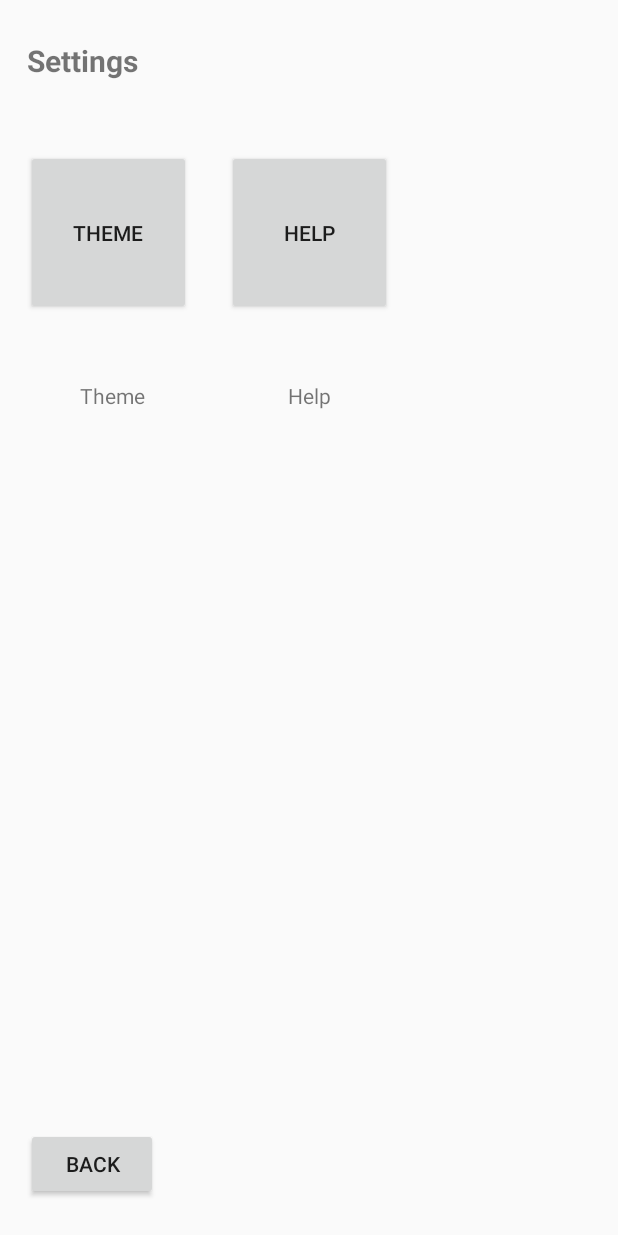
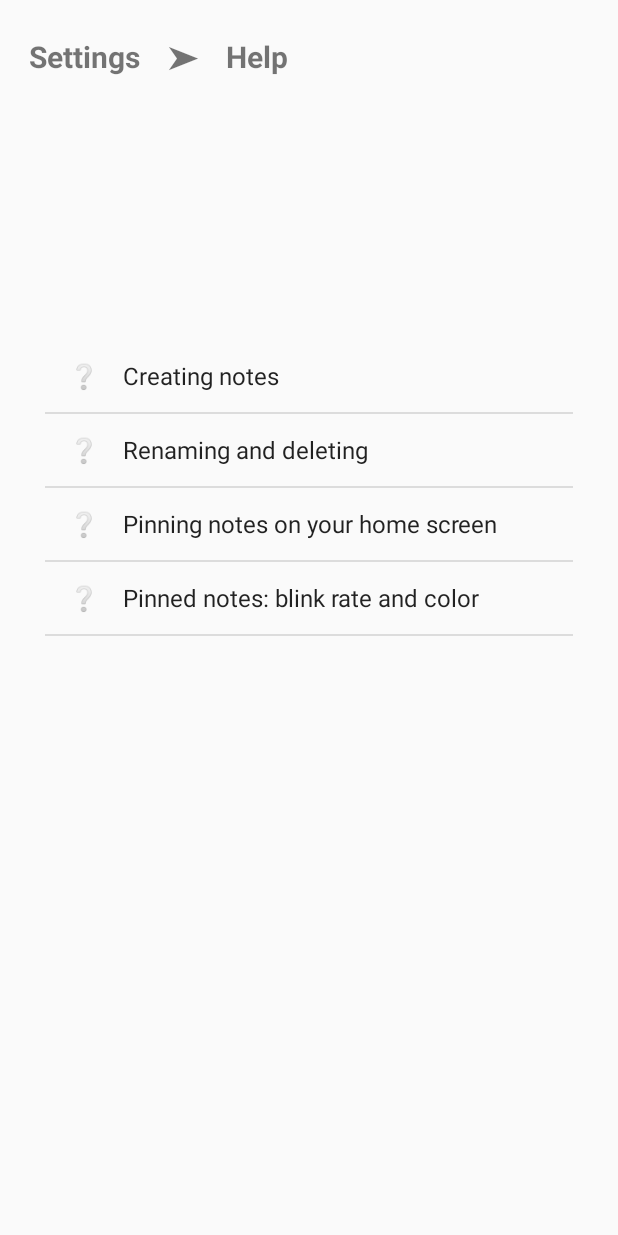
Before and after one commit to clo355/emphasize, an Android app: the SettingsActivity screen opened directly, with no data from a screen before it, after a tap on "HELP", on a phone screen of 412 x 824 dp. Run offline under Robolectric (Android 15) with nearby library versions, the phone set to English and light mode, and no system bars.

Commit message:
Added help section in settings, listed several topics, shows dialog with info and sample image.

```diff
--- a/app/src/main/AndroidManifest.xml
+++ b/app/src/main/AndroidManifest.xml
@@ -20,7 +20,8 @@
         </activity>
         <activity android:name=".TextEditorActivity" />
         <activity android:name=".SaveAsActivity" />
-        <activity android:name=".SettingsActivity"
+        <activity
+            android:name=".SettingsActivity"
             android:label="Settings" />
         <activity android:name=".ChooseFileForWidgetActivity" />
 
@@ -64,6 +65,8 @@
                 android:name="android.appwidget.provider"
                 android:resource="@xml/normal_widget_info" />
         </receiver>
+
+        <activity android:name=".HelpActivity"></activity>
     </application>
 
 </manifest>
--- /dev/null
+++ b/app/src/main/java/com/cl/emphasize/HelpActivity.java
@@ -0,0 +1,92 @@
+package com.cl.emphasize;
+
+import android.content.DialogInterface;
+import android.content.SharedPreferences;
+import android.content.pm.ActivityInfo;
+import android.support.v7.app.AlertDialog;
+import android.support.v7.app.AppCompatActivity;
+import android.os.Bundle;
+import android.view.LayoutInflater;
+import android.view.View;
+import android.widget.AdapterView;
+import android.widget.ArrayAdapter;
+import android.widget.ImageView;
+import android.widget.ListView;
+
+import java.util.ArrayList;
+
+public class HelpActivity extends AppCompatActivity {
+
+    public static final String PREFS_NAME = "PreferenceFile";
+
+    @Override
+    protected void onCreate(Bundle savedInstanceState) {
+        super.onCreate(savedInstanceState);
+
+        SharedPreferences settings = getSharedPreferences(PREFS_NAME, 0);
+        int globalTheme = settings.getInt("globalTheme", R.style.lightTheme);
+        setTheme(globalTheme);
+
+        setContentView(R.layout.activity_help);
+        setRequestedOrientation(ActivityInfo.SCREEN_ORIENTATION_PORTRAIT);
+
+        //help topic list
+        ArrayList<String> helpQueryArray = new ArrayList<String>();
+        helpQueryArray.add("❔    Creating notes"); //0
+        helpQueryArray.add("❔    Renaming and deleting"); //1
+        helpQueryArray.add("❔    Pinning notes on your home screen"); //2
+        helpQueryArray.add("❔    Pinned notes: blink rate and color"); //3
+
+        ListView helpList = (ListView)findViewById(R.id.helpList);
+        ArrayAdapter<String> listViewAdapter = new ArrayAdapter<String>(this,
+                android.R.layout.simple_list_item_1,
+                new ArrayList(helpQueryArray));
+        helpList.setAdapter(listViewAdapter);
+        helpList.setOnItemClickListener(new AdapterView.OnItemClickListener() {
+            @Override
+            public void onItemClick(AdapterView<?> adapterView, View view, int helpPosition, long l) {
+                AlertDialog.Builder builder = new AlertDialog.Builder(HelpActivity.this);
+                LayoutInflater inflater = LayoutInflater.from(HelpActivity.this);
+                View inflatedView = inflater.inflate(R.layout.help_dialog_image_layout, null);
+                ImageView helpImage = inflatedView.findViewById(R.id.helpDialogImageView);
+                switch(helpPosition){
+                    case 0:{
+                        builder.setMessage("info about creating notes");
+                        helpImage.setImageResource(R.mipmap.settings_focused);
+                        break;
+                    }
+                    case 1:{
+                        builder.setMessage("info about rename and delete");
+                        break;
+                    }
+                    case 2:{
+                        builder.setMessage("info about pinning notes. This one is so long... so so so so so so long. But it's all one line.");
+                        break;
+                    }
+                    case 3:{
+                        builder.setMessage("info about blink rate and color.\nThis one uses newlines.\nAnd more newlines.");
+                        break;
+                    }
+                }
+                builder.setView(inflatedView);
+                builder.setCancelable(true);
+                builder.setPositiveButton("Close", new DialogInterface.OnClickListener(){
+                    @Override
+                    public void onClick(DialogInterface dialog, int id) {
+                        dialog.cancel();
+                    }
+                });
+                builder.show();
+            }
+        });
+
+
+
+
+    }
+
+    @Override
+    public void onBackPressed(){
+        finish();
+    }
+}
--- a/app/src/main/java/com/cl/emphasize/MainActivity.java
+++ b/app/src/main/java/com/cl/emphasize/MainActivity.java
@@ -53,7 +53,7 @@ public class MainActivity extends AppCompatActivity {
 
     @TargetApi(21)
     @Override
-    protected void onCreate(Bundle savedInstanceState) {
+    protected void onCreate(Bundle savedInstanceState){
         super.onCreate(savedInstanceState);
 
         //manually setting theme like this may give black background on certain devices
@@ -339,14 +339,13 @@ public class MainActivity extends AppCompatActivity {
                                         dialog.cancel();
                                     }
                                 });
-                                AlertDialog alert = builder.create();
                                 builder.show();
                             }
                         }
                     }
                 });
                 builder.show();
-                return true; //prevents onItemClick() from also firing after doing onItemLongClick()
+                return true; //prevents onItemClick() from also firing after onItemLongClick()
             }
         });
     }
--- a/app/src/main/java/com/cl/emphasize/SettingsActivity.java
+++ b/app/src/main/java/com/cl/emphasize/SettingsActivity.java
@@ -78,17 +78,8 @@ public class SettingsActivity extends AppCompatActivity {
         helpButton.setOnClickListener(new View.OnClickListener() {
             @Override
             public void onClick(View view) {
-
-            }
-        });
-
-        Button settingsBackButton = (Button)findViewById(R.id.backButton);
-        settingsBackButton.setOnClickListener(new View.OnClickListener(){
-            @Override
-            public void onClick(View v){
-                Intent returnIntent = new Intent(getApplicationContext(), MainActivity.class);
-                setResult(Activity.RESULT_OK, returnIntent);
-                finish();
+                Intent helpIntent = new Intent(getApplicationContext(), HelpActivity.class);
+                startActivity(helpIntent);
             }
         });
     }
--- /dev/null
+++ b/app/src/main/res/layout/activity_help.xml
@@ -0,0 +1,33 @@
+<?xml version="1.0" encoding="utf-8"?>
+<android.support.constraint.ConstraintLayout xmlns:android="http://schemas.android.com/apk/res/android"
+    xmlns:app="http://schemas.android.com/apk/res-auto"
+    xmlns:tools="http://schemas.android.com/tools"
+    android:layout_width="match_parent"
+    android:layout_height="match_parent"
+    tools:context="com.cl.emphasize.HelpActivity">
+
+    <TextView
+        android:id="@+id/helpLabel"
+        android:layout_width="250dp"
+        android:layout_height="39dp"
+        android:text="Settings    ➤    Help"
+        android:textSize="20sp"
+        android:textStyle="bold"
+        app:layout_constraintBottom_toBottomOf="parent"
+        app:layout_constraintHorizontal_bias="0.119"
+        app:layout_constraintLeft_toLeftOf="parent"
+        app:layout_constraintRight_toRightOf="parent"
+        app:layout_constraintTop_toTopOf="parent"
+        app:layout_constraintVertical_bias="0.03" />
+
+    <ListView
+        android:id="@+id/helpList"
+        android:layout_width="352dp"
+        android:layout_height="485dp"
+        app:layout_constraintBottom_toBottomOf="parent"
+        app:layout_constraintLeft_toLeftOf="parent"
+        app:layout_constraintRight_toRightOf="parent"
+        app:layout_constraintTop_toTopOf="parent"
+        app:layout_constraintVertical_bias="0.67" />
+
+</android.support.constraint.ConstraintLayout>
--- a/app/src/main/res/layout/activity_settings.xml
+++ b/app/src/main/res/layout/activity_settings.xml
@@ -28,18 +28,6 @@
         app:layout_constraintRight_toRightOf="parent"
         app:layout_constraintTop_toTopOf="parent"
         app:layout_constraintVertical_bias="0.14" />
-
-    <Button
-        android:id="@+id/backButton"
-        android:layout_width="wrap_content"
-        android:layout_height="wrap_content"
-        android:text="Back"
-        app:layout_constraintBottom_toBottomOf="parent"
-        app:layout_constraintLeft_toLeftOf="parent"
-        app:layout_constraintRight_toRightOf="parent"
-        app:layout_constraintTop_toTopOf="parent"
-        app:layout_constraintHorizontal_bias="0.054"
-        app:layout_constraintVertical_bias="0.969" />
 
     <TextView
         android:id="@+id/settingsLabel"
```
Also changed, not shown: app/src/main/res/layout/help_dialog_image_layout.xml (added, +13 -0 lines), app/src/main/res/mipmap-hdpi/help0.png (added), app/src/main/res/mipmap-mdpi/help0.png (added), app/src/main/res/mipmap-xhdpi/help0.png (added), app/src/main/res/mipmap-xxhdpi/help0.png (added), app/src/main/res/mipmap-xxxhdpi/help0.png (added).
